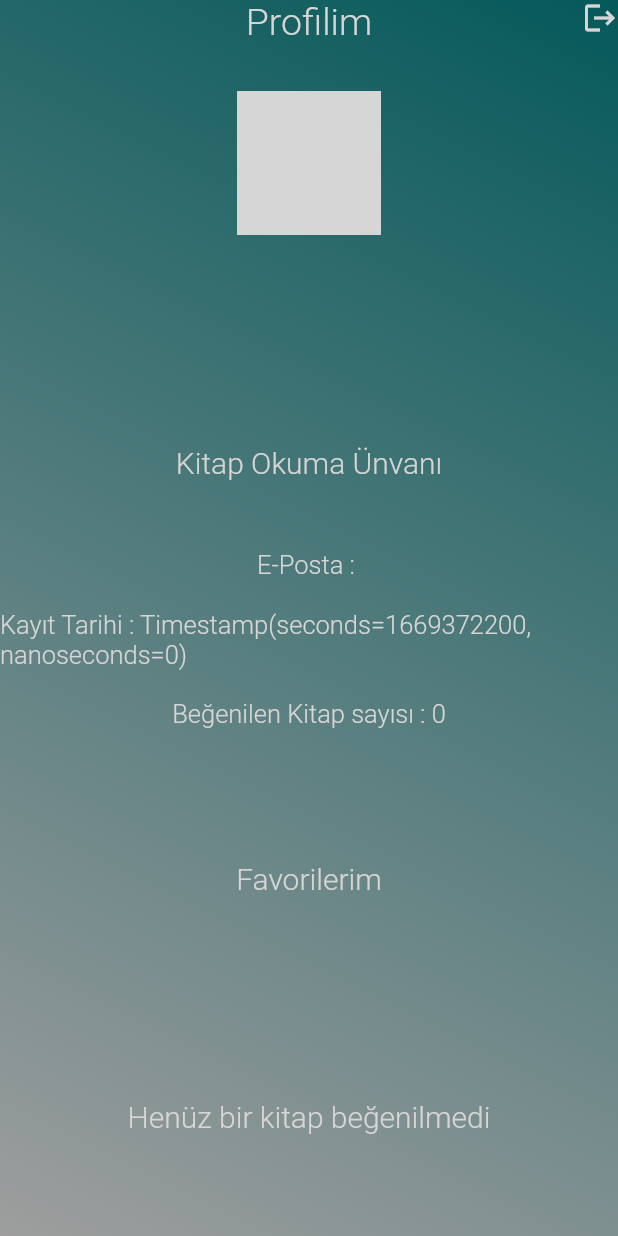
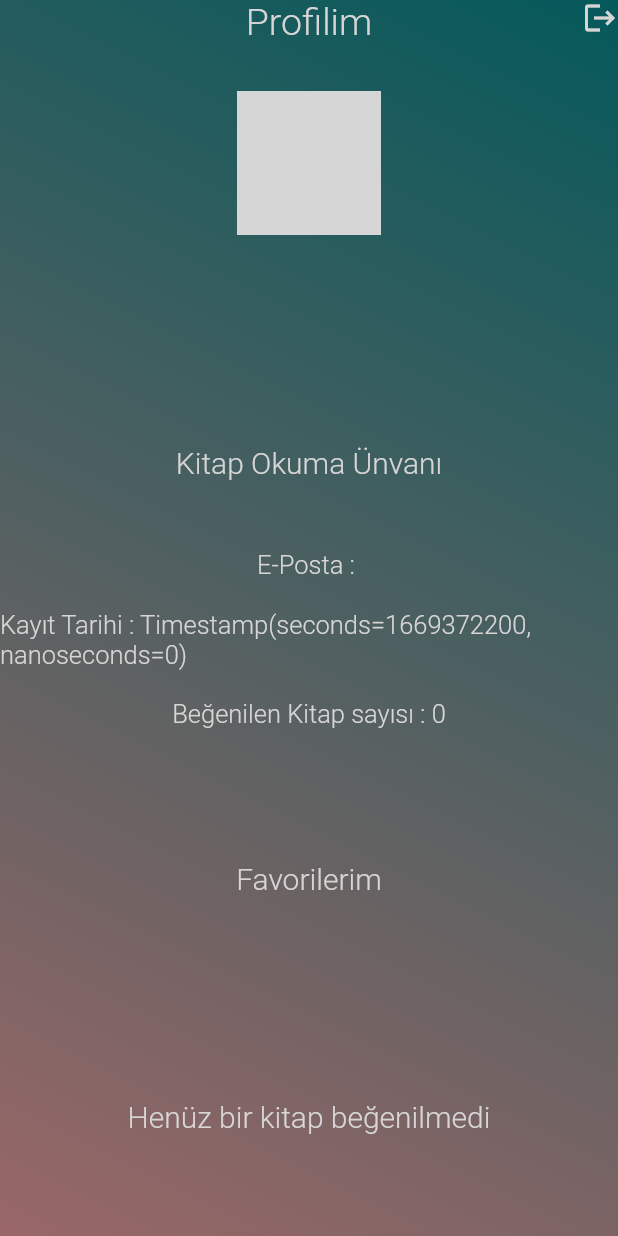
Before and after one commit to Ceyhunnnn/KitapcimProject, a Flutter app: the Profile screen opened directly, on a phone screen of 412 x 824 dp. Run offline on Flutter 3.47's test engine with Material 2 defaults, Android fonts, the phone set to English and light mode, and no system bars; our stand-ins replace audioplayers, carousel_slider, cloud_firestore, firebase_auth, firebase_core, font_awesome_flutter and 2 more; missing offline and left inert: bottom_bar; accounts and stored records are empty; network calls fail; grey boxes are pictures that could not be loaded.

Commit message:
profile page bg edited

```diff
--- a/lib/view/authentication/login_register_view.dart
+++ b/lib/view/authentication/login_register_view.dart
@@ -4,7 +4,6 @@ import 'package:get/get.dart';
 import 'package:kitapcim/components/bottombar_view.dart';
 import 'package:kitapcim/constants/assets_constant.dart';
 import 'package:kitapcim/constants/context_extentions.dart';
-import 'package:kitapcim/constants/padding_constant.dart';
 import 'package:kitapcim/services/auth.dart';
 import 'package:rflutter_alert/rflutter_alert.dart';
 import 'package:intl/intl.dart';
--- a/lib/view/profile/profile_view.dart
+++ b/lib/view/profile/profile_view.dart
@@ -63,7 +63,7 @@ class _ProfileState extends State<Profile> {
               end: Alignment.bottomLeft,
               colors: [
                 Color(0xff05595B),
-                Colors.grey,
+                Color.fromARGB(255, 154, 103, 103),
               ],
             )),
             child: oldProfilePage(context)));
```
